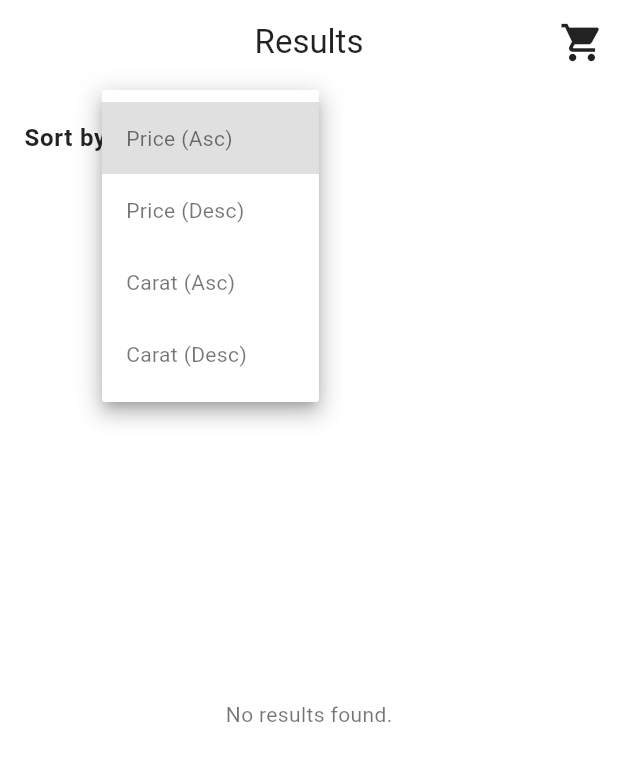
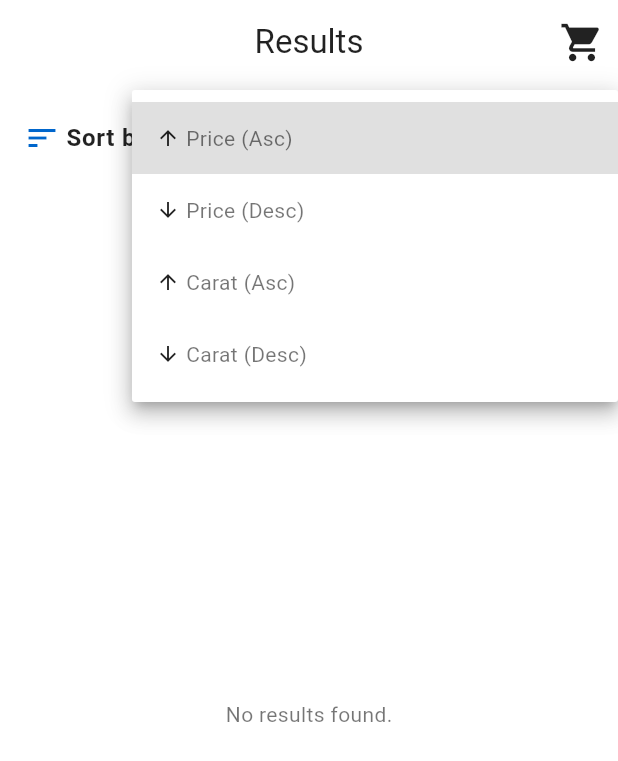
Before and after one commit to sakshamsri4/diamond_kgk_app, a Flutter app: the ResultsPage screen opened by its route, after a tap on "Price (Asc)", on a phone screen of 412 x 824 dp. Shown: the top 761 px of the screen. Run offline on Flutter 3.47's test engine with Material 3 defaults, Android fonts, the phone set to English and light mode, and no system bars; our stand-ins replace bloc, equatable, flutter_bloc, font_awesome_flutter, get_it, go_router and 3 more; accounts and stored records are empty.

Commit message:
Refactor CartPage and ResultsPage to enhance UI with icons in summary tiles and sorting options; update imports for consistency and clarity.

```diff
--- a/lib/presentation/screens/results_page.dart
+++ b/lib/presentation/screens/results_page.dart
@@ -88,34 +88,66 @@ class _ResultsPageState extends State<ResultsPage> {
       padding: const EdgeInsets.symmetric(horizontal: 16, vertical: 12),
       child: Row(
         children: [
+          Row(
+            children: [
+              Icon(Icons.sort, color: theme.colorScheme.primary),
+              const SizedBox(width: 4),
               Text(
                 'Sort by:',
                 style: theme.textTheme.bodyLarge?.copyWith(
                   fontWeight: FontWeight.bold,
                 ),
               ),
+            ],
+          ),
           const SizedBox(width: 8),
-          // A Dropdown or segmented control for different sort criteria
-          DropdownButton<SortOption>(
+          Expanded(
+            child: DropdownButton<SortOption>(
               value: _currentSort,
               dropdownColor: theme.colorScheme.surface,
               style: theme.textTheme.bodyMedium,
-            items: const [
+              underline: const SizedBox(),
+              isExpanded: true,
+              items: [
                 DropdownMenuItem(
                   value: SortOption.finalPriceAsc,
-                child: Text('Price (Asc)'),
+                  child: Row(
+                    children: const [
+                      Icon(Icons.arrow_upward, size: 16),
+                      SizedBox(width: 4),
+                      Text('Price (Asc)'),
+                    ],
+                  ),
                 ),
                 DropdownMenuItem(
                   value: SortOption.finalPriceDesc,
-                child: Text('Price (Desc)'),
+                  child: Row(
+                    children: const [
+                      Icon(Icons.arrow_downward, size: 16),
+                      SizedBox(width: 4),
+                      Text('Price (Desc)'),
+                    ],
+                  ),
                 ),
                 DropdownMenuItem(
                   value: SortOption.caratAsc,
-                child: Text('Carat (Asc)'),
+                  child: Row(
+                    children: const [
+                      Icon(Icons.arrow_upward, size: 16),
+                      SizedBox(width: 4),
+                      Text('Carat (Asc)'),
+                    ],
+                  ),
                 ),
                 DropdownMenuItem(
                   value: SortOption.caratDesc,
-                child: Text('Carat (Desc)'),
+                  child: Row(
+                    children: const [
+                      Icon(Icons.arrow_downward, size: 16),
+                      SizedBox(width: 4),
+                      Text('Carat (Desc)'),
+                    ],
+                  ),
                 ),
               ],
               onChanged: (value) {
@@ -125,6 +157,7 @@ class _ResultsPageState extends State<ResultsPage> {
                   });
                 }
               },
+            ),
           ),
         ],
       ),
```
Also changed, not shown: lib/presentation/screens/cart_page.dart (+20 -6 lines). Lines whose indentation alone changed are shown as unchanged.
